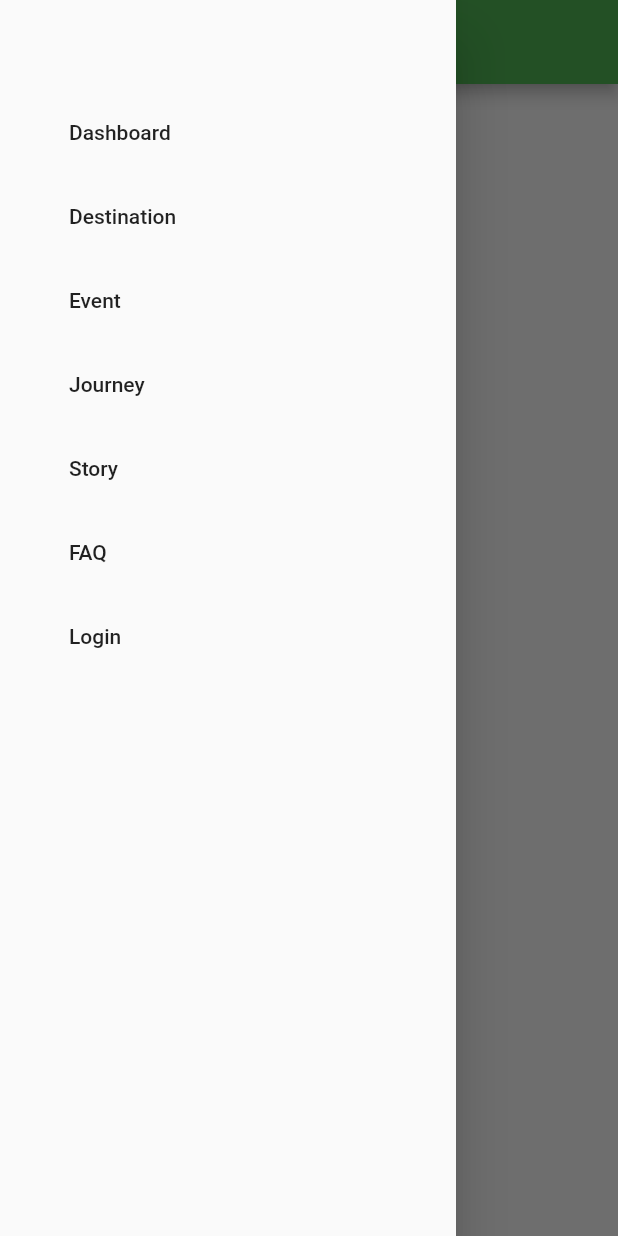
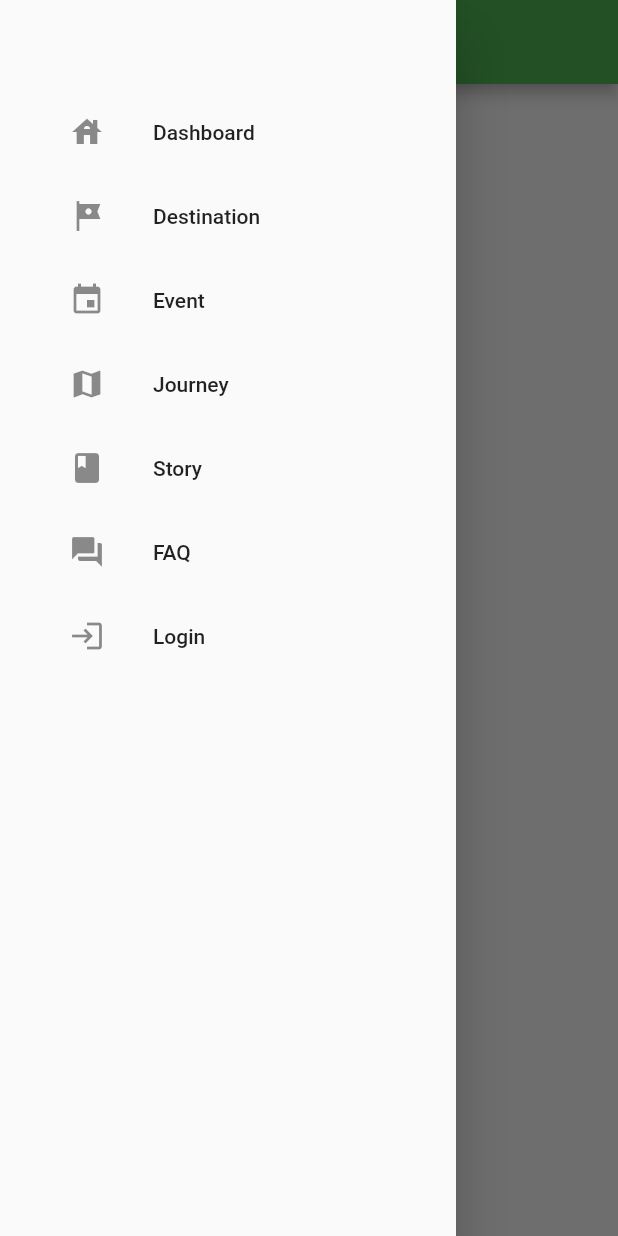
Before and after one commit to eugeniusms/wisata-nusantara-mobile, a Flutter app: the Authentication screen opened directly, with the side drawer open, on a phone screen of 412 x 824 dp. Run offline on Flutter 3.47's test engine with Material 2 defaults, Android fonts, the phone set to English and light mode, and no system bars.

Commit message:
🔨 Style Navbar v2

```diff
--- a/lib/components/Drawer.dart
+++ b/lib/components/Drawer.dart
@@ -16,6 +16,7 @@ Drawer buildDrawer(BuildContext context) {
       children: [
         ListTile(
           title: const Text('Dashboard'),
+          leading: const Icon(Icons.house),
           onTap: () {
             // Route menu ke counter
             Navigator.pushReplacement(
@@ -29,6 +30,7 @@ Drawer buildDrawer(BuildContext context) {
         ),
         ListTile(
           title: const Text('Destination'),
+          leading: const Icon(Icons.tour),
           onTap: () {
             // Route menu ke counter
             Navigator.pushReplacement(
@@ -42,6 +44,7 @@ Drawer buildDrawer(BuildContext context) {
         ),
         ListTile(
           title: const Text('Event'),
+          leading: const Icon(Icons.event),
           onTap: () {
             // Route menu ke counter
             Navigator.pushReplacement(
@@ -55,6 +58,7 @@ Drawer buildDrawer(BuildContext context) {
         ),
         ListTile(
           title: const Text('Journey'),
+          leading: const Icon(Icons.map),
           onTap: () {
             // Route menu ke counter
             Navigator.pushReplacement(
@@ -68,6 +72,7 @@ Drawer buildDrawer(BuildContext context) {
         ),
         ListTile(
           title: const Text('Story'),
+          leading: const Icon(Icons.book),
           onTap: () {
             // Route menu ke counter
             Navigator.pushReplacement(
@@ -81,6 +86,7 @@ Drawer buildDrawer(BuildContext context) {
         ),
         ListTile(
           title: const Text('FAQ'),
+          leading: const Icon(Icons.question_answer),
           onTap: () {
             // Route menu ke counter
             Navigator.pushReplacement(
@@ -94,6 +100,7 @@ Drawer buildDrawer(BuildContext context) {
         ),
         ListTile(
           title: const Text('Login'),
+          leading: const Icon(Icons.login),
           onTap: () {
             // Route menu ke counter
             Navigator.pushReplacement(
```
